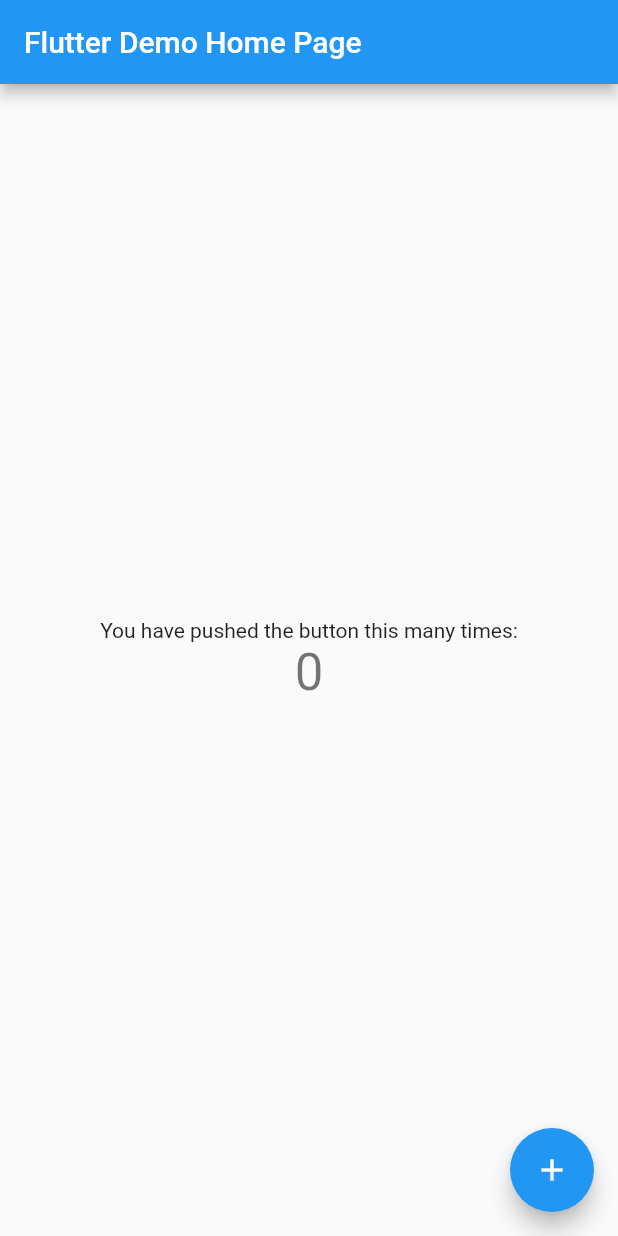
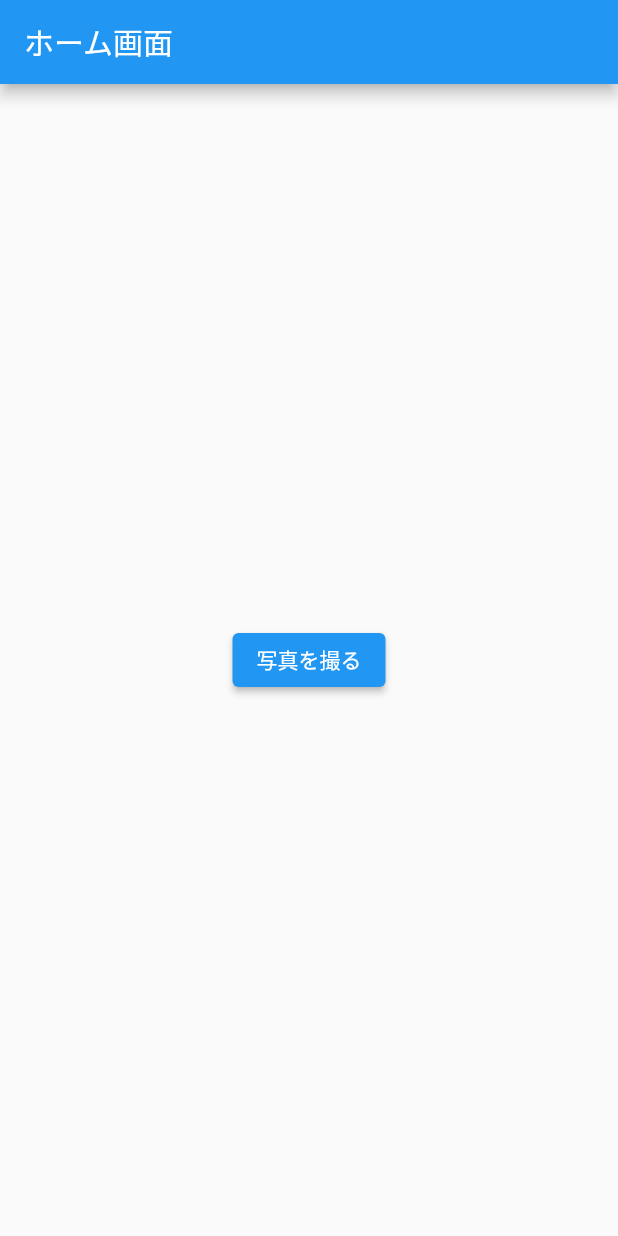
Before and after one commit to te17niidome/spajam2022nitkc, a Flutter app: the screen it shows after launch, on a phone screen of 412 x 824 dp. Run offline on Flutter 3.47's test engine with Material 2 defaults, Android fonts, the phone set to English and light mode, and no system bars; our stand-ins replace camera, image_gallery_saver.

```diff
--- /dev/null
+++ b/lib/home.dart
@@ -0,0 +1,27 @@
+import 'package:flutter/material.dart';
+// import 'package:flutter_application_spajam2022/picture_ready_2.dart';
+import 'picture_ready_1.dart';
+
+class Home extends StatelessWidget{
+  @override
+  Widget build(BuildContext context){
+    return Scaffold(
+      appBar:AppBar(
+        title: const Text('ホーム画面'),
+      ),
+      body:Center(
+        child:ElevatedButton(
+          onPressed: (){
+            Navigator.push(
+              context,
+              MaterialPageRoute(builder: (context) => PictureReady1(),
+              fullscreenDialog: true,
+              ),
+            );
+          },
+          child: const Text('写真を撮る'),
+        ),
+      ),
+    );
+  }
+}
--- a/lib/main.dart
+++ b/lib/main.dart
@@ -1,115 +1,80 @@
 import 'package:flutter/material.dart';
+// // image_picker
+// import 'package:image_picker/image_picker.dart';
+
+// // image_gallery_saver
+// import 'package:image_gallery_saver/image_gallery_saver.dart';
+
+// // esys_flutter_share
+// import 'package:esys_flutter_share/esys_flutter_share.dart';
+
+// import 'dart:io'; //File
+// import 'dart:typed_data';
+
+import 'home.dart'; // Uint8List
+
 
 void main() {
-  runApp(const MyApp());
+  runApp(MyApp());
 }
 
-class MyApp extends StatelessWidget {
+// class MyApp extends StatelessWidget {
+//   @override
+//   Widget build(BuildContext context) {
+//     return MaterialApp(
+//       title: 'Flutter Demo',
+//       theme: ThemeData(
+//         primarySwatch: Colors.blue,
+//         visualDensity: VisualDensity.adaptivePlatformDensity,
+//       ),
+//       home: MyHomePage(title: 'esys_flutter_share'),
+//     );
+//   }
+// }
+
+// class MyHomePage extends StatefulWidget {
+//   MyHomePage( {super.key, required this.title});
+
+//   final String title;
+
+//   @override
+//   _MyHomePageState createState() => _MyHomePageState();
+// }
+
+// class _MyHomePageState extends State<MyHomePage> {
+//   late File _image;
+//   final picker = ImagePicker();
+
+//   // 画像の読み込み
+//   Future _getImage() async {
+//     //final pickedFile = await picker.getImage(source: ImageSource.camera);//カメラ
+//     final pickedFile = await picker.getImage(source: ImageSource.gallery);//アルバム
+
+//     if(pickedFile != null) {
+//       setState((){
+//         _image = File(pickedFile.path);
+//       });
+//     }
+//   }
+
+  // 画像の保存
+  // Future _saveImage() async {
+  //   if(_image != null) {
+  //     Uint8List _buffer = await _image.readAsBytes();
+  //     final result = await ImageGallerySaver.saveImage(_buffer);
+  //   }
+  // }
+
+class MyApp extends StatelessWidget{
   const MyApp({super.key});
-
-  // This widget is the root of your application.
   @override
   Widget build(BuildContext context) {
     return MaterialApp(
-      title: 'Flutter Demo',
+      title:'title',
       theme: ThemeData(
-        // This is the theme of your application.
-        //
-        // Try running your application with "flutter run". You'll see the
-        // application has a blue toolbar. Then, without quitting the app, try
-        // changing the primarySwatch below to Colors.green and then invoke
-        // "hot reload" (press "r" in the console where you ran "flutter run",
-        // or simply save your changes to "hot reload" in a Flutter IDE).
-        // Notice that the counter didn't reset back to zero; the application
-        // is not restarted.
         primarySwatch: Colors.blue,
       ),
-      home: const MyHomePage(title: 'Flutter Demo Home Page'),
+      home:Home(),
     );
   }
 }
-
-class MyHomePage extends StatefulWidget {
-  const MyHomePage({super.key, required this.title});
-
-  // This widget is the home page of your application. It is stateful, meaning
-  // that it has a State object (defined below) that contains fields that affect
-  // how it looks.
-
-  // This class is the configuration for the state. It holds the values (in this
-  // case the title) provided by the parent (in this case the App widget) and
-  // used by the build method of the State. Fields in a Widget subclass are
-  // always marked "final".
-
-  final String title;
-
-  @override
-  State<MyHomePage> createState() => _MyHomePageState();
-}
-
-class _MyHomePageState extends State<MyHomePage> {
-  int _counter = 0;
-
-  void _incrementCounter() {
-    setState(() {
-      // This call to setState tells the Flutter framework that something has
-      // changed in this State, which causes it to rerun the build method below
-      // so that the display can reflect the updated values. If we changed
-      // _counter without calling setState(), then the build method would not be
-      // called again, and so nothing would appear to happen.
-      _counter++;
-    });
-  }
-
-  @override
-  Widget build(BuildContext context) {
-    // This method is rerun every time setState is called, for instance as done
-    // by the _incrementCounter method above.
-    //
-    // The Flutter framework has been optimized to make rerunning build methods
-    // fast, so that you can just rebuild anything that needs updating rather
-    // than having to individually change instances of widgets.
-    return Scaffold(
-      appBar: AppBar(
-        // Here we take the value from the MyHomePage object that was created by
-        // the App.build method, and use it to set our appbar title.
-        title: Text(widget.title),
-      ),
-      body: Center(
-        // Center is a layout widget. It takes a single child and positions it
-        // in the middle of the parent.
-        child: Column(
-          // Column is also a layout widget. It takes a list of children and
-          // arranges them vertically. By default, it sizes itself to fit its
-          // children horizontally, and tries to be as tall as its parent.
-          //
-          // Invoke "debug painting" (press "p" in the console, choose the
-          // "Toggle Debug Paint" action from the Flutter Inspector in Android
-          // Studio, or the "Toggle Debug Paint" command in Visual Studio Code)
-          // to see the wireframe for each widget.
-          //
-          // Column has various properties to control how it sizes itself and
-          // how it positions its children. Here we use mainAxisAlignment to
-          // center the children vertically; the main axis here is the vertical
-          // axis because Columns are vertical (the cross axis would be
-          // horizontal).
-          mainAxisAlignment: MainAxisAlignment.center,
-          children: <Widget>[
-            const Text(
-              'You have pushed the button this many times:',
-            ),
-            Text(
-              '$_counter',
-              style: Theme.of(context).textTheme.headline4,
-            ),
-          ],
-        ),
-      ),
-      floatingActionButton: FloatingActionButton(
-        onPressed: _incrementCounter,
-        tooltip: 'Increment',
-        child: const Icon(Icons.add),
-      ), // This trailing comma makes auto-formatting nicer for build methods.
-    );
-  }
-}
```
Also changed, not shown: lib/judge.dart (added, +26 -0 lines), lib/picture_ready_1.dart (added, +27 -0 lines), lib/picture_ready_2.dart (added, +26 -0 lines), lib/result.dart (added, +15 -0 lines), lib/take_picture1.dart (added, +132 -0 lines), lib/take_picture2.dart (added, +133 -0 lines), pubspec.yaml (+7 -1 lines), pubspec.lock, 1 other file.
